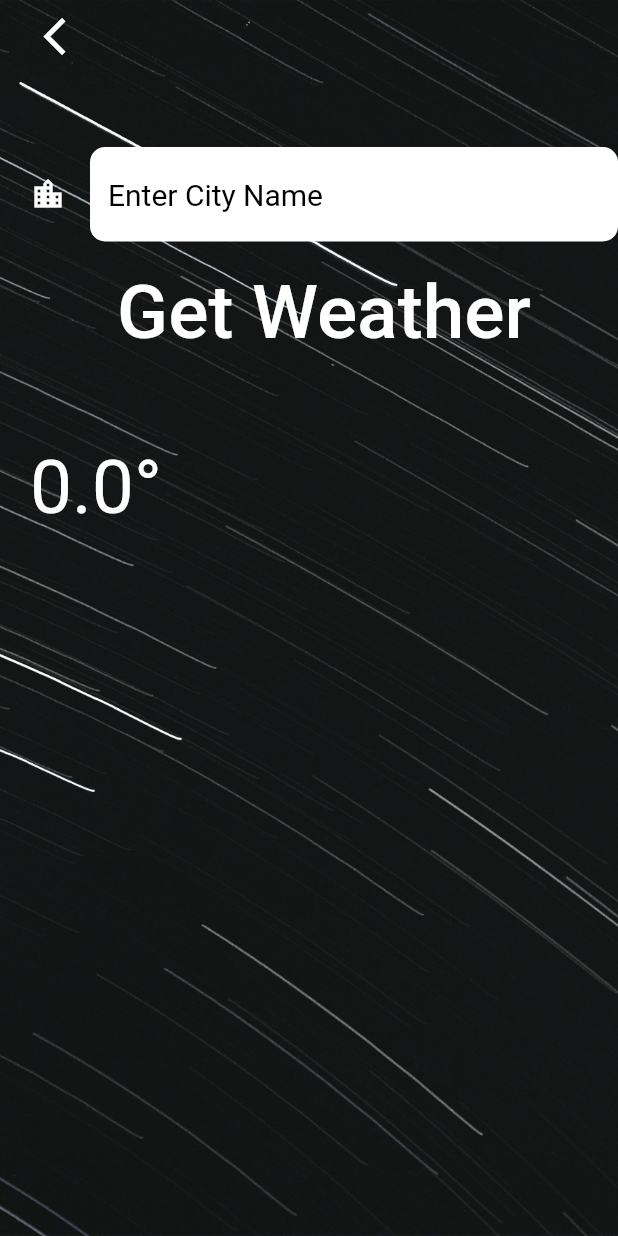
After one commit to abdohosny1/weather-App, a Flutter app: the SaarchView screen opened directly, on a phone screen of 412 x 824 dp. The commit adds this screen. Run offline on Flutter 3.47's test engine with Material 2 defaults, Android fonts, the phone set to English and light mode, and no system bars; our stand-ins replace dio, flutter_bloc, flutter_spinkit, geolocator; network calls fail; Roboto replaces fonts that are missing (SpicyRice); project files that could hold a hidden picture were left out.

Commit message:
create Search with city name

```diff
--- /dev/null
+++ b/lib/const/style/style.dart
@@ -0,0 +1,7 @@
+import 'package:flutter/material.dart';
+
+var  textStyle=TextStyle(
+    fontFamily: 'SpicyRice',
+    fontSize: 50,
+    color: Colors.white
+);
--- /dev/null
+++ b/lib/core/dioHelper/dio_helper.dart
@@ -0,0 +1,21 @@
+import 'package:dio/dio.dart';
+
+class DioHelper {
+
+  static const String _API_KEY = '16cda7469d93e9360944f327a2d4b72a';
+  static const String _BASE_URL = 'http://api.openweathermap.org/data/2.5/weather?';
+
+  static Dio _dio = Dio()..options.baseUrl = _BASE_URL..options.validateStatus = (v) => v! < 500;
+
+  // http://api.openweathermap.org/data/2.5/weather? lat=31&lon=31 &appid=be2acbcfe99b5fe0e4e59c3b35c3dd23
+  static Future<Response<dynamic>> post(String path,{Map<String, dynamic>? formData,dynamic body,Function(int,int)? onSendProgress}){
+    final response = _dio.post(path + '&appid=' + _API_KEY,data: formData != null ? formData : body,onSendProgress: onSendProgress);
+    return response;
+  }
+
+  static Future<Response<dynamic>> get(String path){
+    final response = _dio.get(path + '&appid=' + _API_KEY);
+    return response;
+  }
+
+}
--- /dev/null
+++ b/lib/core/models/weather.dart
@@ -0,0 +1,229 @@
+// To parse this JSON data, do
+//
+//     final weather = weatherFromJson(jsonString);
+
+import 'dart:convert';
+
+Weather weatherFromJson(String str) => Weather.fromJson(json.decode(str));
+
+String weatherToJson(Weather data) => json.encode(data.toJson());
+
+class Weather {
+  Weather({
+    this.coord,
+    this.weather,
+    this.base,
+    this.main,
+    this.visibility,
+    this.wind,
+    this.clouds,
+    this.dt,
+    this.sys,
+    this.timezone,
+    this.id,
+    this.name,
+    this.cod,
+  });
+
+  Coord? coord;
+  List<WeatherElement>? weather;
+  String? base;
+  Main? main;
+  int? visibility;
+  Wind? wind;
+  Clouds? clouds;
+  int? dt;
+  Sys? sys;
+  int? timezone;
+  int? id;
+  String? name;
+  int? cod;
+
+  factory Weather.fromJson(Map<String, dynamic> json) => Weather(
+    coord: Coord.fromJson(json["coord"]),
+    weather: List<WeatherElement>.from(json["weather"].map((x) => WeatherElement.fromJson(x))),
+    base: json["base"],
+    main: Main.fromJson(json["main"]),
+    visibility: json["visibility"],
+    wind: Wind.fromJson(json["wind"]),
+    clouds: Clouds.fromJson(json["clouds"]),
+    dt: json["dt"],
+    sys: Sys.fromJson(json["sys"]),
+    timezone: json["timezone"],
+    id: json["id"],
+    name: json["name"],
+    cod: json["cod"],
+  );
+
+  Map<String, dynamic> toJson() => {
+    "coord": coord!.toJson(),
+    "weather": List<dynamic>.from(weather!.map((x) => x.toJson())),
+    "base": base,
+    "main": main!.toJson(),
+    "visibility": visibility,
+    "wind": wind!.toJson(),
+    "clouds": clouds!.toJson(),
+    "dt": dt,
+    "sys": sys!.toJson(),
+    "timezone": timezone,
+    "id": id,
+    "name": name,
+    "cod": cod,
+  };
+}
+
+class Clouds {
+  Clouds({
+    this.all,
+  });
+
+  int? all;
+
+  factory Clouds.fromJson(Map<String, dynamic> json) => Clouds(
+    all: json["all"],
+  );
+
+  Map<String, dynamic> toJson() => {
+    "all": all,
+  };
+}
+
+class Coord {
+  Coord({
+    this.lon,
+    this.lat,
+  });
+
+  double? lon;
+  double? lat;
+
+  factory Coord.fromJson(Map<String, dynamic> json) => Coord(
+    lon: json["lon"],
+    lat: json["lat"],
+  );
+
+  Map<String, dynamic> toJson() => {
+    "lon": lon,
+    "lat": lat,
+  };
+}
+
+class Main {
+  Main({
+    this.temp,
+    this.feelsLike,
+    this.tempMin,
+    this.tempMax,
+    this.pressure,
+    this.humidity,
+    this.seaLevel,
+    this.grndLevel,
+  });
+
+  double? temp;
+  double? feelsLike;
+  double? tempMin;
+  double? tempMax;
+  int? pressure;
+  int? humidity;
+  int? seaLevel;
+  int? grndLevel;
+
+  factory Main.fromJson(Map<String, dynamic> json) => Main(
+    temp: json["temp"].toDouble()-272.0,
+    feelsLike: json["feels_like"].toDouble(),
+    tempMin: json["temp_min"].toDouble(),
+    tempMax: json["temp_max"].toDouble(),
+    pressure: json["pressure"],
+    humidity: json["humidity"],
+    seaLevel: json["sea_level"],
+    grndLevel: json["grnd_level"],
+  );
+
+  Map<String, dynamic> toJson() => {
+    "temp": temp,
+    "feels_like": feelsLike,
+    "temp_min": tempMin,
+    "temp_max": tempMax,
+    "pressure": pressure,
+    "humidity": humidity,
+    "sea_level": seaLevel,
+    "grnd_level": grndLevel,
+  };
+}
+
+class Sys {
+  Sys({
+    this.country,
+    this.sunrise,
+    this.sunset,
+  });
+
+  String? country;
+  int? sunrise;
+  int? sunset;
+
+  factory Sys.fromJson(Map<String, dynamic> json) => Sys(
+    country: json["country"],
+    sunrise: json["sunrise"],
+    sunset: json["sunset"],
+  );
+
+  Map<String, dynamic> toJson() => {
+    "country": country,
+    "sunrise": sunrise,
+    "sunset": sunset,
+  };
+}
+
+class WeatherElement {
+  WeatherElement({
+    this.id,
+    this.main,
+    this.description,
+    this.icon,
+  });
+
+  int? id;
+  String? main;
+  String? description;
+  String? icon;
+
+  factory WeatherElement.fromJson(Map<String, dynamic> json) => WeatherElement(
+    id: json["id"],
+    main: json["main"],
+    description: json["description"],
+    icon: json["icon"],
+  );
+
+  Map<String, dynamic> toJson() => {
+    "id": id,
+    "main": main,
+    "description": description,
+    "icon": icon,
+  };
+}
+
+class Wind {
+  Wind({
+    this.speed,
+    this.deg,
+    this.gust,
+  });
+
+  double? speed;
+  int? deg;
+  double? gust;
+
+  factory Wind.fromJson(Map<String, dynamic> json) => Wind(
+    speed: json["speed"].toDouble(),
+    deg: json["deg"],
+    gust: json["gust"].toDouble(),
+  );
+
+  Map<String, dynamic> toJson() => {
+    "speed": speed,
+    "deg": deg,
+    "gust": gust,
+  };
+}
--- /dev/null
+++ b/lib/core/models/weathermodel.dart
@@ -0,0 +1,42 @@
+
+class WeatherModel{
+
+  Main? main;
+  String? name;
+
+  WeatherModel.fromjson(Map<String,dynamic> json){
+    name=json["name"];
+    main: Main.fromjson(json["main"]);
+
+
+  }
+
+  Map<String,dynamic>tojson(){
+    final data=Map<String,dynamic>();
+
+    //  data['key']=this.key;
+    data['temp']=this.name;
+    // data['main']=this.main;
+
+    return data;
+  }
+
+}
+
+class Main{
+  double? temp;
+  Main.fromjson(Map<String,dynamic> json){
+    temp=json["temp"];
+
+
+  }
+
+  Map<String,dynamic>tojson(){
+    final data=Map<String,dynamic>();
+
+    //  data['key']=this.key;
+    data['temp']=this.temp;
+
+    return data;
+  }
+}
--- /dev/null
+++ b/lib/core/router/router.dart
@@ -0,0 +1,21 @@
+import 'package:flutter/material.dart';
+
+final GlobalKey<NavigatorState> navigatorKey = new GlobalKey<NavigatorState>();
+
+Route<dynamic>? onGenerateRoute(RouteSettings settings)=> null;
+
+class MagicRouter {
+
+  static BuildContext currentContext = navigatorKey.currentContext!;
+
+  static Future<dynamic> navigateTo(Widget page) => navigatorKey.currentState!.push(_materialPageRoute(page));
+
+  static Future<dynamic> navigateAndPopAll(Widget page) => navigatorKey.currentState!.pushAndRemoveUntil(_materialPageRoute(page),(_)=> false,);
+
+  static Future<dynamic> navigateAndPopUntilFirstPage(Widget page) => navigatorKey.currentState!.pushAndRemoveUntil(_materialPageRoute(page),(route) => route.isFirst);
+
+  static void pop([Object? result]) => navigatorKey.currentState!.pop(result);
+
+  static Route<dynamic> _materialPageRoute(Widget page)=> MaterialPageRoute(builder: (_) => page);
+
+}
--- /dev/null
+++ b/lib/feature/home/cubit.dart
@@ -0,0 +1,36 @@
+
+import 'dart:convert';
+
+import 'package:flutter_bloc/flutter_bloc.dart';
+import 'package:weather/core/dioHelper/dio_helper.dart';
+import 'package:weather/core/models/weather.dart';
+import 'package:weather/core/models/weathermodel.dart';
+import 'package:weather/feature/home/state.dart';
+
+class WeatherCubit extends Cubit<WeatherState>{
+  WeatherCubit() : super(InilizWetherStete());
+
+  static WeatherCubit get(context)=>BlocProvider.of(context);
+
+  Weather? weather;
+  WeatherModel? weatherModel;
+
+  Future<void> getCurrentWeather(lat,lon) async {
+    emit(LoadingWetherStete());
+    try{
+      final response = await DioHelper.get('lat=$lat&lon=$lon');
+      // print("t=$lat");
+
+     weather = Weather.fromJson(response.data);
+     //  weatherModel = WeatherModel.fromjson(response.data);
+      print("weather =$weather");
+
+    }catch(e){
+      print("error is ${e.toString()}");
+    }
+    emit(InilizWetherStete());
+  }
+
+
+
+}
--- /dev/null
+++ b/lib/feature/home/state.dart
@@ -0,0 +1,4 @@
+abstract class WeatherState {}
+
+class InilizWetherStete extends WeatherState{}
+class LoadingWetherStete extends WeatherState{}
--- /dev/null
+++ b/lib/feature/search/cubit.dart
@@ -0,0 +1,34 @@
+import 'package:flutter/material.dart';
+import 'package:flutter_bloc/flutter_bloc.dart';
+import 'package:weather/core/dioHelper/dio_helper.dart';
+import 'package:weather/core/models/weather.dart';
+import 'package:weather/feature/search/state.dart';
+
+class SearchCubit extends Cubit<SearchState>{
+  SearchCubit() : super(SearchInit());
+
+  static SearchCubit get(context)=>BlocProvider.of(context);
+
+  Weather? weather;
+  String? cityname="";
+  double? degree=0;
+  int? id ;
+  Future<void> getWeatherByCity(String city) async {
+    emit(SearchLoading());
+    try{
+      final response = await DioHelper.get('q=$city');
+      print("t=$response");
+
+      weather = Weather.fromJson(response.data);
+      print("city =$weather");
+      degree=weather?.main?.temp;
+      cityname=weather?.name!;
+      id=weather?.weather?.first.id!;
+
+    }catch(e){
+      print("error is ${e.toString()}");
+    }
+    emit(SearchInit());
+  }
+
+}
--- /dev/null
+++ b/lib/feature/search/state.dart
@@ -0,0 +1,3 @@
+abstract class SearchState{}
+class SearchInit extends SearchState{}
+class SearchLoading extends SearchState{}
--- /dev/null
+++ b/lib/feature/search/view.dart
@@ -0,0 +1,105 @@
+import 'package:flutter/material.dart';
+import 'package:flutter_bloc/flutter_bloc.dart';
+import 'package:weather/const/style/style.dart';
+import 'package:weather/core/router/router.dart';
+import 'package:weather/feature/search/cubit.dart';
+import 'package:weather/feature/search/state.dart';
+import 'package:weather/servics/weather.dart';
+
+class SaarchView extends StatelessWidget {
+   SaarchView({Key? key}) : super(key: key);
+
+  var citycontoler=TextEditingController();
+  var formkey=GlobalKey<FormState>();
+   WeatherIcon model = WeatherIcon();
+
+   @override
+  Widget build(BuildContext context) {
+    return  BlocProvider(
+        create: (context)=>SearchCubit(),
+      child: Scaffold(
+        body: Container(
+          width: double.infinity,
+          height: double.infinity,
+          decoration: BoxDecoration(
+              image: DecorationImage(
+                  image: AssetImage('assets/images/city.jpg'),
+                  fit: BoxFit.cover
+              )
+          ),
+          constraints: BoxConstraints.expand(),
+          child: SafeArea(
+            child: Form(
+              key: formkey,
+              child: BlocBuilder<SearchCubit,SearchState>(
+                builder: (context,state){
+                  var cubit=SearchCubit.get(context);
+                  var data=cubit.weather;
+              return    Padding(
+                padding: const EdgeInsets.only(left: 20.0,right: 0),
+                child: SingleChildScrollView(
+                  child: Column(
+                        children: [
+                          Align(
+                              alignment: Alignment.topLeft,
+                              child: IconButton(
+                                  onPressed: ()=>MagicRouter.pop(),
+                                  icon: Icon(Icons.arrow_back_ios,color: Colors.white,size: 30,))),
+                          SizedBox(height: 50,),
+                          TextFormField(
+                            validator: (r){
+                              if(r!.isEmpty){
+                                return 'Enter City name';
+                              }
+                              return  null;
+                            },
+
+                            controller: citycontoler,
+                            style: TextStyle(color: Colors.black,fontSize: 20),
+                            decoration: InputDecoration(
+                                hintText: 'Enter City Name',
+                                hintStyle: TextStyle(color: Colors.black),
+                                fillColor: Colors.white,
+                                filled: true,
+                                icon: Icon(Icons.location_city,color: Colors.white,),
+                                border: OutlineInputBorder(
+                                    borderRadius: BorderRadius.all(Radius.circular(10)),
+                                    borderSide: BorderSide.none
+                                )
+                            ),
+                          ),
+                          SizedBox(height: 10,),
+                          TextButton(
+                              onPressed: () async{
+                                if(formkey.currentState!.validate()){
+                                 cubit.getWeatherByCity(citycontoler.text);
+                                }
+                              },
+                              child: Text('Get Weather',style: textStyle,)),
+                          SizedBox(height: 50,),
+                          Row(
+                            mainAxisAlignment: MainAxisAlignment.start,
+                            children: [
+
+
+                              Text('${(cubit.degree)?.toStringAsFixed(1)}°',style: textStyle,),
+                              SizedBox(width: 20,),
+                              // Text('${model.getWeatherIcon(cubit.id)}',style:textStyle ,)
+                            ],
+                          ),
+                          SizedBox(height: 30,),
+                          Text(' ${cubit.cityname}',style: textStyle,)
+                        ],
+                      ),
+                ),
+              );
+                },
+
+              ),
+            ),
+          ),
+        ),
+      ),
+    );
+  }
+}
--- a/lib/model/constants.dart
+++ b/lib/model/constants.dart
@@ -1,11 +1,5 @@
 import 'package:flutter/cupertino.dart';
-import 'package:flutter/material.dart';
 
-var  textStyle=TextStyle(
-  fontFamily: 'SpicyRice',
-  fontSize: 60,
-  color: Colors.white
-);
 
 //final resultt=await http.Client().get(Uri.parse("http://api.openweathermap.org/data/2.5/weather?q=$city&appid=0985670900617282c1508c6a3826f063"));
 
--- a/lib/screen/getweather.dart
+++ b/lib/screen/getweather.dart
@@ -1,4 +1,5 @@
 import 'package:flutter/material.dart';
+import 'package:weather/const/style/style.dart';
 import 'package:weather/model/constants.dart';
 import 'package:weather/servics/network.dart';
 import 'package:weather/model/weathermodel.dart';
@@ -28,7 +29,7 @@ class _GetWeatherState extends State<GetWeather> {
    dd=temp-272.5;
    condition=weatherdata['weather'][0]['id'];
    city=weatherdata['name'];
-   WeatherModel model = WeatherModel();
+   WeatherIcon model = WeatherIcon();
    wethericon = model.getWeatherIcon(condition);
    massage = model.getMessage(dd.toInt());
 
--- a/lib/screen/home.dart
+++ b/lib/screen/home.dart
@@ -1,5 +1,6 @@
 import 'package:flutter/material.dart';
 import 'package:flutter_spinkit/flutter_spinkit.dart';
+import 'package:weather/const/style/style.dart';
 import 'package:weather/model/constants.dart';
 import 'package:weather/servics/location.dart';
 import 'package:weather/servics/network.dart';
--- a/lib/screen/searccity.dart
+++ b/lib/screen/searccity.dart
@@ -1,4 +1,5 @@
 import 'package:flutter/material.dart';
+import 'package:weather/const/style/style.dart';
 import 'package:weather/model/constants.dart';
 import 'package:weather/servics/network.dart';
 
--- a/pubspec.yaml
+++ b/pubspec.yaml
@@ -31,6 +31,8 @@ dependencies:
   geolocator: ^7.4.0
   flutter_spinkit: ^5.0.0
   http: ^0.13.3
+  dio: ^4.0.4
+  flutter_bloc: ^8.0.1
 
 dev_dependencies:
   flutter_test:
```
Also changed, not shown: lib/core/location_service/location_service.dart (added, +32 -0 lines), lib/feature/home/view.dart (added, +80 -0 lines), lib/feature/splash/view.dart (added, +47 -0 lines), lib/main.dart (+6 -1 lines), lib/servics/weather.dart (+5 -5 lines), pubspec.lock.
